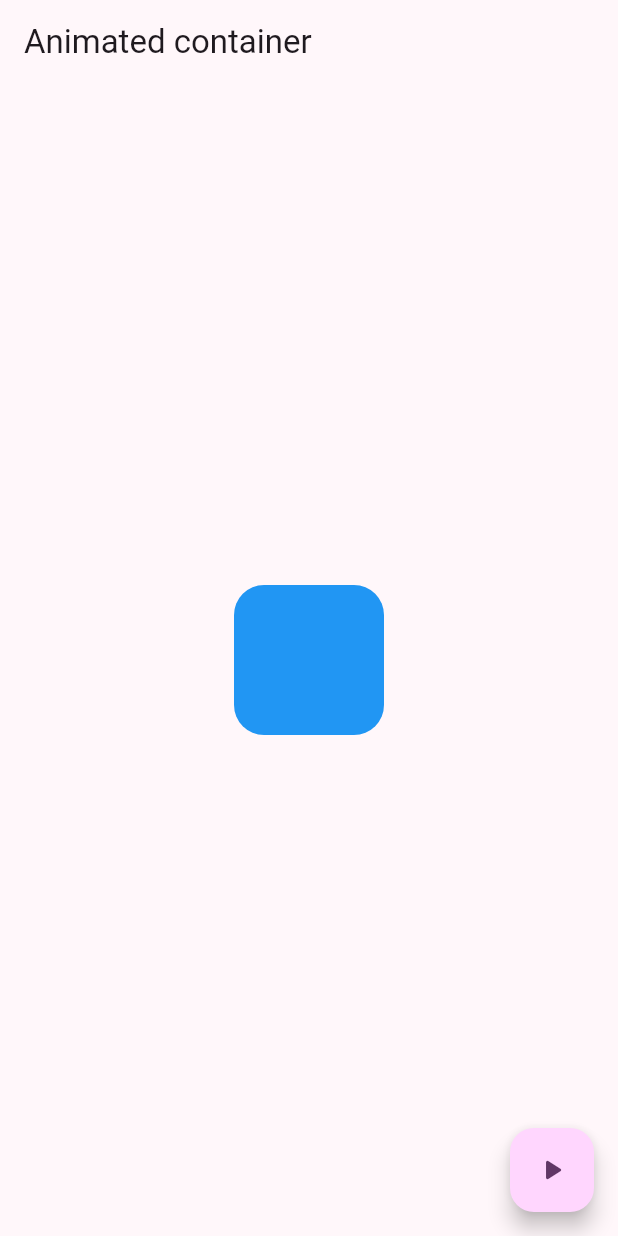
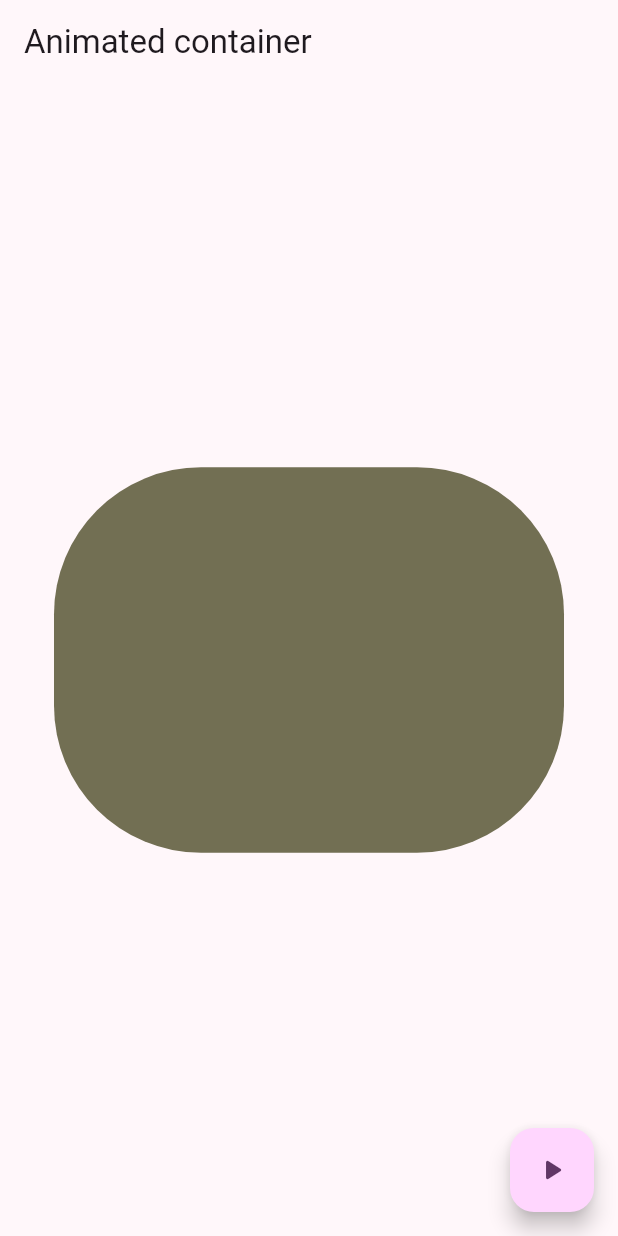
Before and after one commit to marcelaTrujilloToro/course-flutter-widgets, a Flutter app: the screen it shows after launch, after a tap on the "play arrow" icon, on a phone screen of 412 x 824 dp. Run offline on Flutter 3.47's test engine with Material 3 defaults, Android fonts, the phone set to English and light mode, and no system bars; our stand-ins replace go_router.

Commit message:
feat: animated container done

```diff
--- a/lib/presentation/screens/animated/animated_screen.dart
+++ b/lib/presentation/screens/animated/animated_screen.dart
@@ -1,9 +1,33 @@
 import 'package:flutter/material.dart';
+import 'dart:math' show Random;
 
-class AnimatedScreen extends StatelessWidget {
+class AnimatedScreen extends StatefulWidget {
   static const name = 'animated_screen';
 
   const AnimatedScreen({super.key});
+
+  @override
+  State<AnimatedScreen> createState() => _AnimatedScreenState();
+}
+
+class _AnimatedScreenState extends State<AnimatedScreen> {
+  double width = 50;
+  double height = 50;
+  Color color = Colors.indigo;
+  double borderRadius = 10.0;
+
+  void changeShape() {
+    final random = Random();
+
+    width = random.nextInt(300) + 120;
+    height = random.nextInt(300) + 120;
+    borderRadius = random.nextInt(100) + 20;
+
+    color = Color.fromRGBO(
+        random.nextInt(255), random.nextInt(255), random.nextInt(255), 1);
+
+    setState(() {});
+  }
 
   @override
   Widget build(BuildContext context) {
@@ -14,15 +38,17 @@ class AnimatedScreen extends StatelessWidget {
       body: Center(
         child: AnimatedContainer(
           duration: const Duration(milliseconds: 400),
-          curve: Curves.easeInOutCubic,
-          width: 100,
-          height: 100,
+          curve: Curves.easeInOutCubic, // modo de animación
+          width: width <= 0 ? 0 : width,
+          height: height <= 0 ? 0 : height,
           decoration: BoxDecoration(
-              color: Colors.blue, borderRadius: BorderRadius.circular(20)),
+              color: color,
+              borderRadius:
+                  BorderRadius.circular(borderRadius <= 0 ? 0 : borderRadius)),
         ),
       ),
       floatingActionButton: FloatingActionButton(
-        onPressed: () {},
+        onPressed: changeShape,
         child: const Icon(Icons.play_arrow_rounded),
       ),
     );
```
